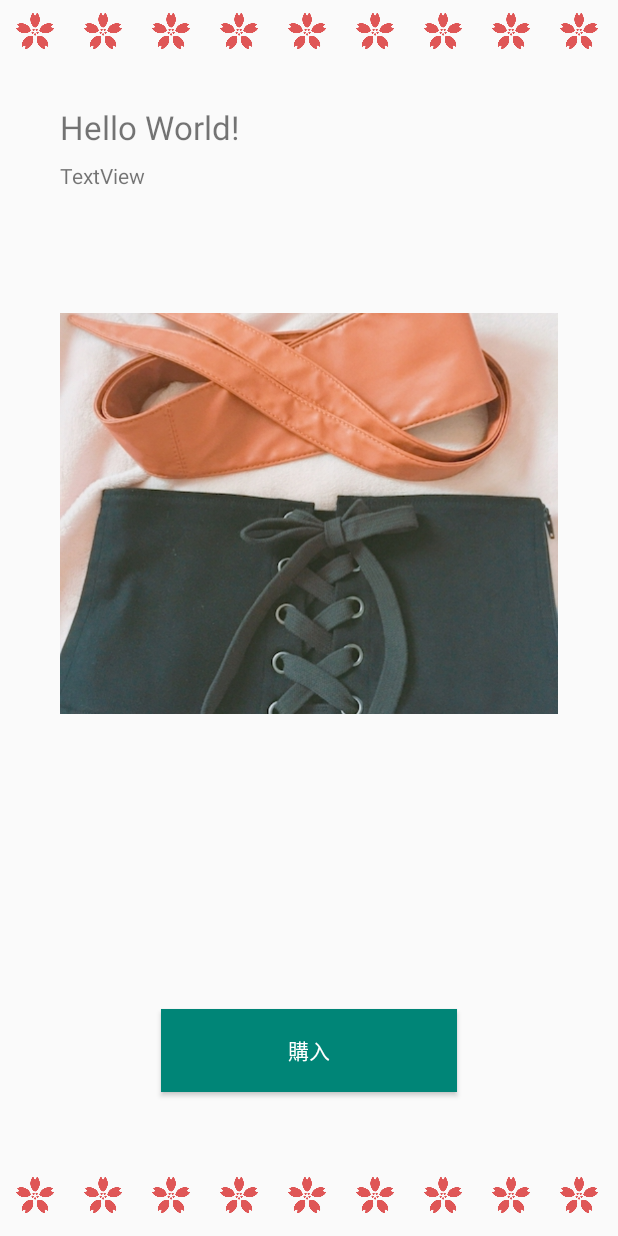
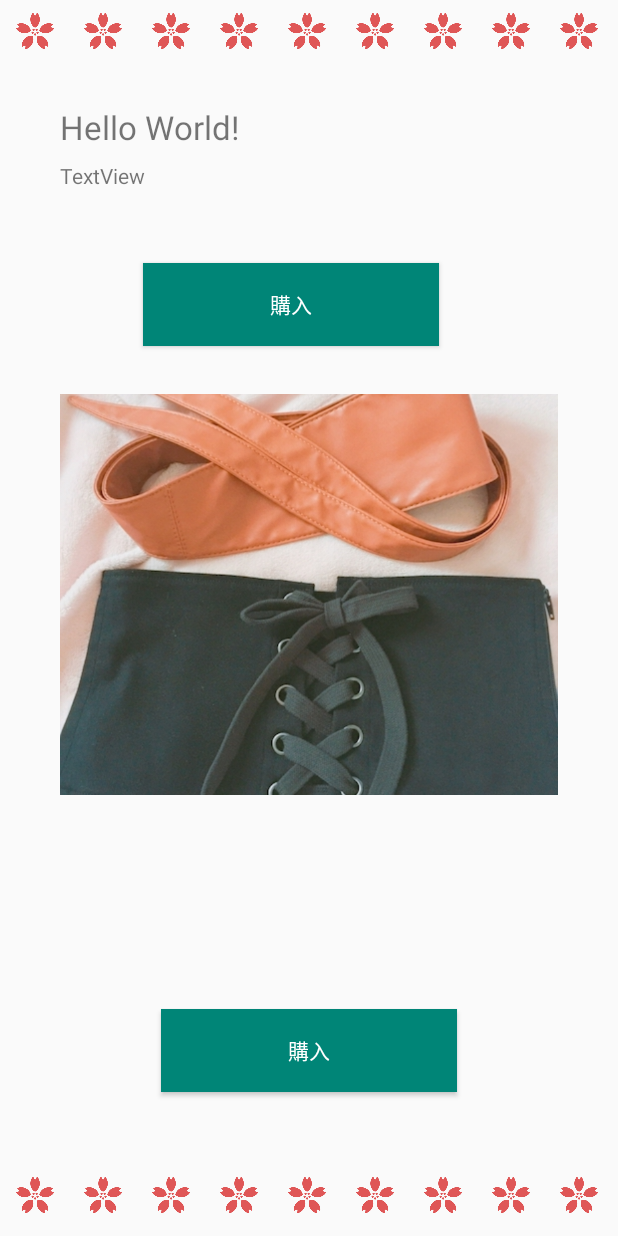
Before and after one commit to reproio/ux-optimizer-demo, an Android app: the layout content_main.xml on its own in the app's theme, with its tools: preview values and no code run, on a phone screen of 412 x 824 dp. Run offline under Robolectric (Android 15) with nearby library versions, the phone set to English and light mode, and no system bars.

Commit message:
Add changing position of button

```diff
--- a/app/src/main/res/layout/content_main.xml
+++ b/app/src/main/res/layout/content_main.xml
@@ -8,7 +8,6 @@
         app:layout_behavior="@string/appbar_scrolling_view_behavior"
         tools:showIn="@layout/activity_main"
         tools:context=".MainActivity">
-
     <LinearLayout
             android:id="@+id/linearLayout1"
             android:orientation="horizontal"
@@ -102,6 +101,35 @@
             app:layout_constraintEnd_toEndOf="parent" android:layout_marginEnd="40dp" android:id="@+id/titleView"
             android:layout_marginTop="70dp" app:layout_constraintTop_toTopOf="parent"
     />
+    <TextView
+            android:text="TextView"
+            android:layout_width="match_parent"
+            android:layout_height="60dp"
+            android:id="@+id/messageView" app:layout_constraintEnd_toEndOf="parent" android:layout_marginEnd="40dp"
+            app:layout_constraintStart_toStartOf="parent" android:layout_marginStart="40dp"
+            android:layout_marginTop="8dp"
+            app:layout_constraintTop_toBottomOf="@+id/titleView"/>
+    <Button
+            android:text="購入"
+            android:layout_width="197dp"
+            android:layout_height="55dp"
+            android:background="?attr/colorPrimary"
+            android:textColor="#FFFFFF"
+            android:id="@+id/button1" app:layout_constraintStart_toStartOf="parent" android:layout_marginStart="8dp"
+            app:layout_constraintEnd_toEndOf="parent" android:layout_marginEnd="8dp"
+            app:layout_constraintTop_toBottomOf="@+id/messageView" android:layout_marginTop="8dp"
+            app:layout_constraintHorizontal_bias="0.439"/>
+    <ImageView
+            android:adjustViewBounds="true"
+            android:scaleType="centerCrop"
+            android:layout_width="match_parent"
+            android:layout_height="267dp" app:srcCompat="@drawable/spring_image"
+            android:id="@+id/productView" android:layout_marginBottom="8dp"
+            app:layout_constraintTop_toBottomOf="@+id/button1" app:layout_constraintStart_toStartOf="parent"
+            app:layout_constraintBottom_toTopOf="@+id/button2" android:layout_marginTop="8dp"
+            android:layout_marginStart="40dp" app:layout_constraintEnd_toEndOf="parent"
+            android:layout_marginEnd="40dp" app:layout_constraintHorizontal_bias="0.0"
+            app:layout_constraintVertical_bias="0.15"/>
     <Button
             android:text="購入"
             android:layout_width="197dp"
@@ -196,24 +224,5 @@
         <Space android:layout_width="5dp"
                android:layout_height="match_parent"/>
     </LinearLayout>
-    <TextView
-            android:text="TextView"
-            android:layout_width="match_parent"
-            android:layout_height="60dp"
-            android:id="@+id/messageView" app:layout_constraintEnd_toEndOf="parent" android:layout_marginEnd="40dp"
-            app:layout_constraintStart_toStartOf="parent" android:layout_marginStart="40dp"
-            android:layout_marginTop="8dp"
-            app:layout_constraintTop_toBottomOf="@+id/titleView"/>
-    <ImageView
-            android:adjustViewBounds="true"
-            android:scaleType="centerCrop"
-            android:layout_width="match_parent"
-            android:layout_height="267dp" app:srcCompat="@drawable/spring_image"
-            android:id="@+id/productView" android:layout_marginBottom="8dp"
-            app:layout_constraintBottom_toTopOf="@+id/button2" android:layout_marginTop="8dp"
-            app:layout_constraintTop_toBottomOf="@+id/messageView" app:layout_constraintStart_toStartOf="parent"
-            android:layout_marginStart="40dp" app:layout_constraintEnd_toEndOf="parent"
-            android:layout_marginEnd="40dp" app:layout_constraintHorizontal_bias="0.0"
-            app:layout_constraintVertical_bias="0.15"/>
 
 </androidx.constraintlayout.widget.ConstraintLayout>
```
Also changed, not shown: app/src/main/java/com/example/remote_config_sample/MainActivity.kt (+23 -4 lines), 1 other file.
